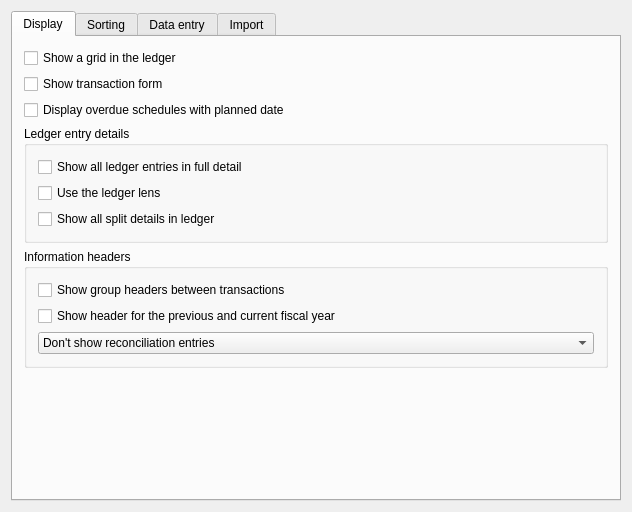
The window that kmymoney/dialogs/settings/ksettingsregister.ui (KDE/kmymoney) describes before a commit, drawn with Qt 5.
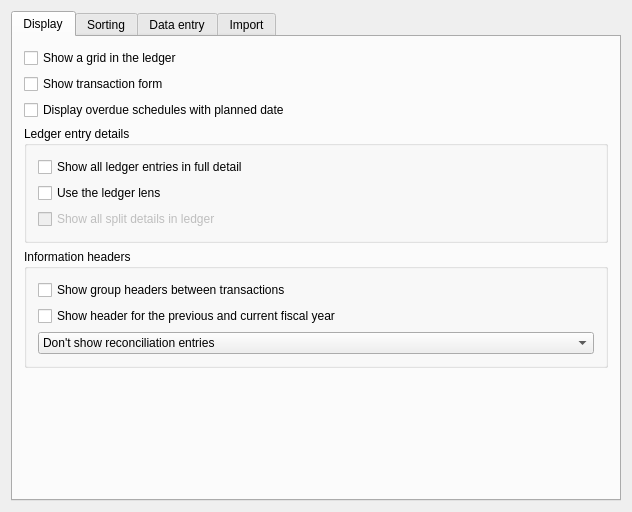
The same window after the commit. Custom widgets are drawn as their Qt base class.

Commit message:
Fix precedence of ledger detail
FIXED-IN: 5.2.1

What changed in the file:
```diff
--- a/kmymoney/dialogs/settings/ksettingsregister.ui
+++ b/kmymoney/dialogs/settings/ksettingsregister.ui
@@ -82,6 +82,9 @@
           </item>
           <item>
            <widget class="QCheckBox" name="kcfg_ShowAllSplits">
+            <property name="enabled">
+             <bool>false</bool>
+            </property>
             <property name="text">
              <string>Show all split details in ledger</string>
             </property>
```
Left out of the diff: 16 changed lines with no effect on the pictures. The commit also changes 2 other files.
